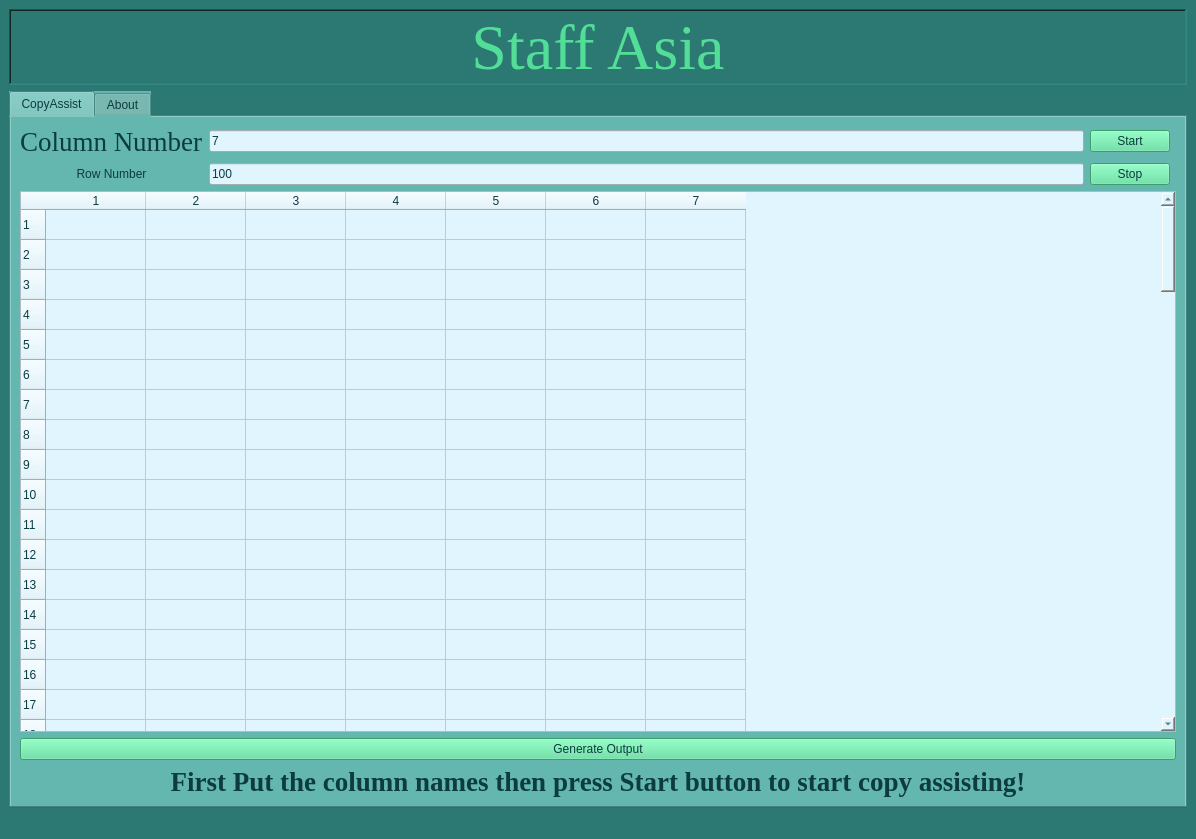
Qt form gui.ui (Shah-imran/StaffAsia) before a commit.
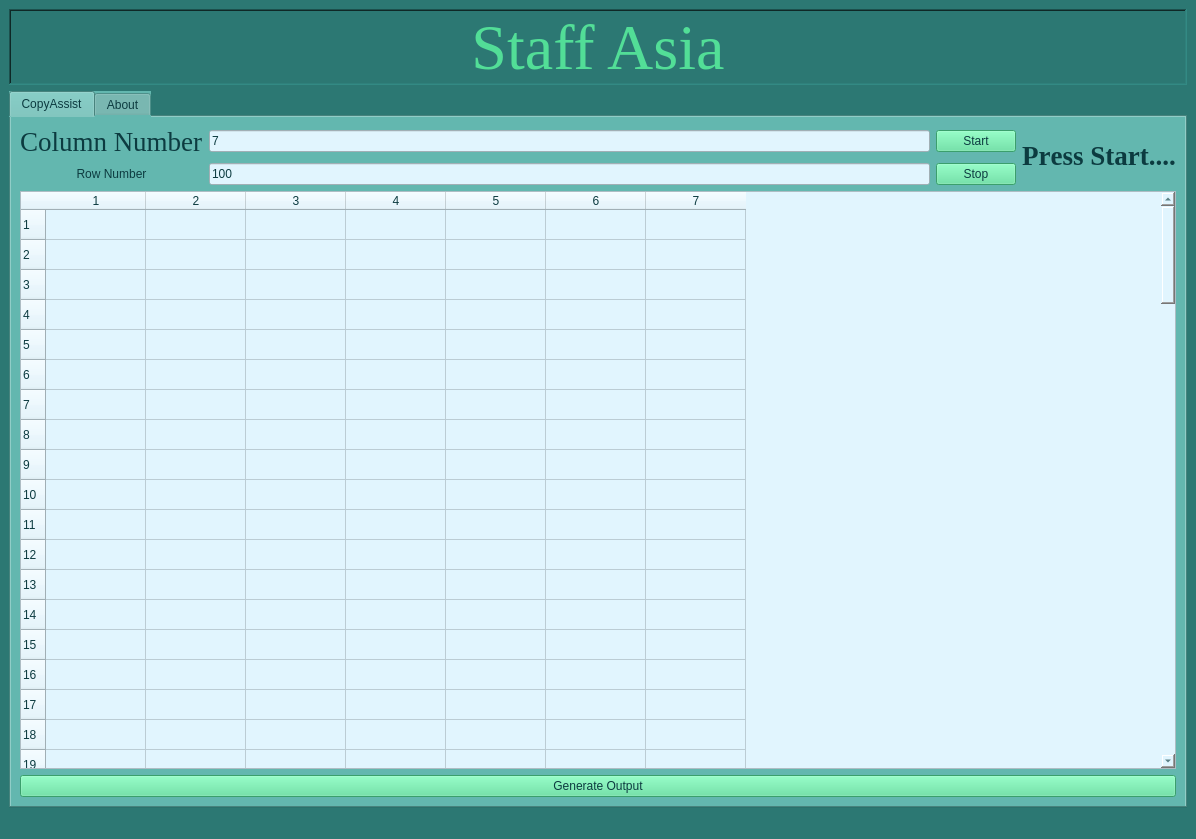
The same form after that commit.

What changed in the file:
```diff
--- a/gui.ui
+++ b/gui.ui
@@ -252,30 +252,6 @@
           </property>
          </widget>
         </item>
-        <item row="6" column="0" colspan="4">
-         <widget class="QLabel" name="label_2">
-          <property name="font">
-           <font>
-            <family>Times New Roman</family>
-            <pointsize>20</pointsize>
-            <weight>75</weight>
-            <italic>false</italic>
-            <bold>true</bold>
-            <underline>false</underline>
-            <kerning>false</kerning>
-           </font>
-          </property>
-          <property name="styleSheet">
-           <string notr="true">font-weight: bold;</string>
-          </property>
-          <property name="text">
-           <string>First Put the column names then press Start button to start copy assisting!</string>
-          </property>
-          <property name="alignment">
-           <set>Qt::AlignCenter</set>
-          </property>
-         </widget>
-        </item>
         <item row="5" column="0" colspan="4">
          <widget class="QPushButton" name="pushButton_generate">
           <property name="styleSheet">
@@ -322,6 +298,30 @@
           </property>
          </widget>
         </item>
+        <item row="2" column="3" rowspan="2">
+         <widget class="QLabel" name="label_2">
+          <property name="font">
+           <font>
+            <family>Times New Roman</family>
+            <pointsize>20</pointsize>
+            <weight>75</weight>
+            <italic>false</italic>
+            <bold>true</bold>
+            <underline>false</underline>
+            <kerning>false</kerning>
+           </font>
+          </property>
+          <property name="styleSheet">
+           <string notr="true">font-weight: bold;</string>
+          </property>
+          <property name="text">
+           <string>Press Start....</string>
+          </property>
+          <property name="alignment">
+           <set>Qt::AlignCenter</set>
+          </property>
+         </widget>
+        </item>
        </layout>
       </widget>
       <widget class="QWidget" name="tab_2">
```
